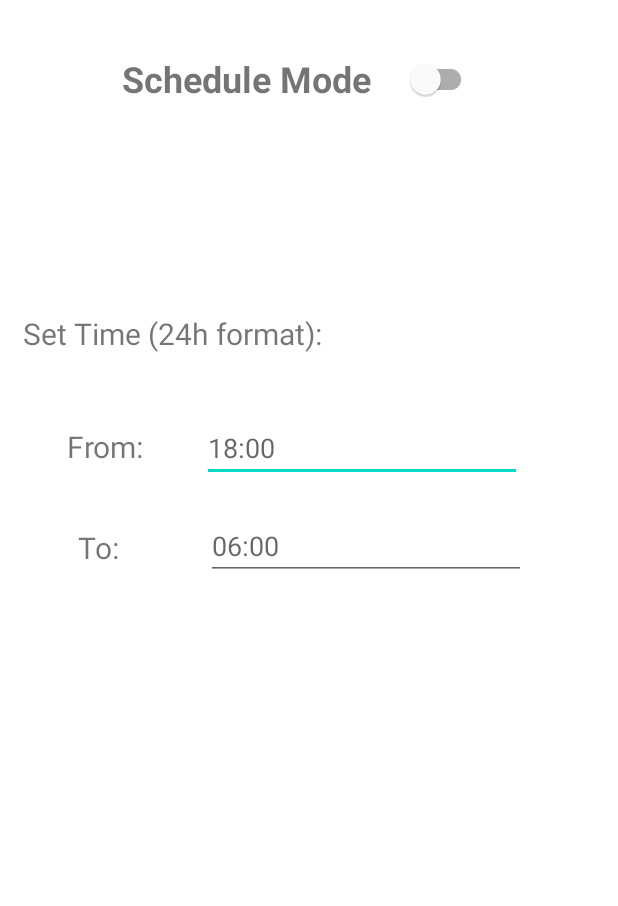
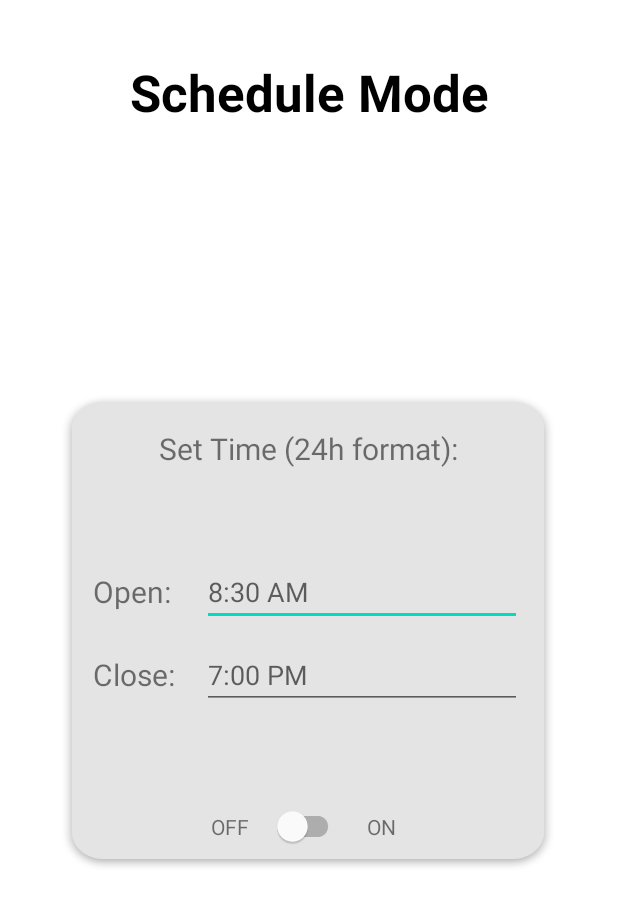
Before and after one commit to jkanagal/mobileapp, an Android app: the schedule_page screen opened directly, with no data from a screen before it, on a phone screen of 412 x 824 dp. Shown: the top 906 px of the screen. Run offline under Robolectric (Android 15) with nearby library versions, the phone set to English and light mode, and no system bars.

Commit message:
Finished schedule page.

```diff
--- a/MyApplication_smartblinds_updated/MyApplication_smartblinds/app/src/main/res/layout/activity_auto_page.xml
+++ b/MyApplication_smartblinds_updated/MyApplication_smartblinds/app/src/main/res/layout/activity_auto_page.xml
@@ -17,10 +17,9 @@
         android:textStyle="bold"
         app:layout_constraintBottom_toBottomOf="parent"
         app:layout_constraintEnd_toEndOf="parent"
-        app:layout_constraintHorizontal_bias="0.483"
         app:layout_constraintStart_toStartOf="parent"
         app:layout_constraintTop_toTopOf="parent"
-        app:layout_constraintVertical_bias="0.088" />
+        app:layout_constraintVertical_bias="0.05" />
 
     <ImageView
         android:id="@+id/imageView"
@@ -31,7 +30,7 @@
         app:layout_constraintHorizontal_bias="0.493"
         app:layout_constraintStart_toStartOf="parent"
         app:layout_constraintTop_toBottomOf="@+id/textView"
-        app:layout_constraintVertical_bias="0.092"
+        app:layout_constraintVertical_bias="0.168"
         app:srcCompat="@drawable/thermostat_icon_png" />
 
     <TextView
--- a/MyApplication_smartblinds_updated/MyApplication_smartblinds/app/src/main/res/layout/activity_schedule_page.xml
+++ b/MyApplication_smartblinds_updated/MyApplication_smartblinds/app/src/main/res/layout/activity_schedule_page.xml
@@ -4,97 +4,137 @@
     xmlns:tools="http://schemas.android.com/tools"
     android:layout_width="match_parent"
     android:layout_height="match_parent"
+    android:background="#FFFFFF"
     tools:context=".schedule_page">
+
+    <ImageView
+        android:id="@+id/imageView3"
+        android:layout_width="329dp"
+        android:layout_height="317dp"
+        android:adjustViewBounds="true"
+        android:scaleType="fitXY"
+        app:layout_constraintBottom_toBottomOf="parent"
+        app:layout_constraintEnd_toEndOf="parent"
+        app:layout_constraintHorizontal_bias="0.494"
+        app:layout_constraintStart_toStartOf="parent"
+        app:layout_constraintTop_toBottomOf="@+id/scheduleBanner"
+        app:layout_constraintVertical_bias="0.425"
+        app:srcCompat="@drawable/schedule_page_background" />
 
     <TextView
         android:id="@+id/scheduleBanner"
         android:layout_width="wrap_content"
         android:layout_height="wrap_content"
-        android:layout_marginTop="36dp"
         android:text="Schedule Mode"
         android:textAllCaps="false"
-        android:textSize="24sp"
+        android:textColor="#000000"
+        android:textSize="34sp"
         android:textStyle="bold"
+        app:layout_constraintBottom_toBottomOf="parent"
         app:layout_constraintEnd_toEndOf="parent"
-        app:layout_constraintHorizontal_bias="0.331"
         app:layout_constraintStart_toStartOf="parent"
-        app:layout_constraintTop_toTopOf="parent" />
+        app:layout_constraintTop_toTopOf="parent"
+        app:layout_constraintVertical_bias="0.05" />
 
     <com.google.android.material.switchmaterial.SwitchMaterial
         android:id="@+id/scheduleToggle"
         android:layout_width="wrap_content"
         android:layout_height="wrap_content"
-        android:layout_marginTop="40dp"
         android:text=""
-        app:layout_constraintBottom_toBottomOf="@+id/scheduleBanner"
+        app:layout_constraintBottom_toBottomOf="@+id/imageView3"
         app:layout_constraintEnd_toEndOf="parent"
-        app:layout_constraintHorizontal_bias="0.192"
-        app:layout_constraintStart_toEndOf="@+id/scheduleBanner"
-        app:layout_constraintTop_toTopOf="parent"
-        app:layout_constraintVertical_bias="0.6" />
+        app:layout_constraintHorizontal_bias="0.498"
+        app:layout_constraintStart_toStartOf="parent"
+        app:layout_constraintTop_toBottomOf="@+id/editToTime"
+        app:layout_constraintVertical_bias="0.899" />
 
     <TextView
         android:id="@+id/textView6"
         android:layout_width="wrap_content"
         android:layout_height="wrap_content"
-        android:layout_marginTop="140dp"
         android:text="@string/set_time_24h_format"
         android:textSize="20sp"
         android:textStyle="normal"
+        app:layout_constraintBottom_toBottomOf="parent"
         app:layout_constraintEnd_toEndOf="parent"
-        app:layout_constraintHorizontal_bias="0.073"
+        app:layout_constraintHorizontal_bias="0.497"
         app:layout_constraintStart_toStartOf="parent"
-        app:layout_constraintTop_toBottomOf="@+id/scheduleBanner" />
+        app:layout_constraintTop_toTopOf="@+id/imageView3"
+        app:layout_constraintVertical_bias="0.041" />
 
     <EditText
         android:id="@+id/editFromTime"
         android:layout_width="wrap_content"
         android:layout_height="wrap_content"
-        android:layout_marginTop="40dp"
         android:layout_marginEnd="64dp"
         android:ems="10"
+        android:hint="8:30 AM"
         android:inputType="time"
-        android:hint="@string/defaultFromTime"
+        app:layout_constraintBottom_toBottomOf="@+id/fromTimeBanner"
         app:layout_constraintEnd_toEndOf="parent"
-        app:layout_constraintTop_toBottomOf="@+id/textView6" />
+        app:layout_constraintTop_toTopOf="@+id/fromTimeBanner" />
 
     <TextView
         android:id="@+id/fromTimeBanner"
         android:layout_width="wrap_content"
         android:layout_height="wrap_content"
-        android:layout_marginTop="48dp"
+        android:layout_marginTop="68dp"
         android:layout_marginEnd="16dp"
-        android:text="From:"
+        android:text="Open:"
         android:textSize="20sp"
         android:textStyle="normal"
         app:layout_constraintEnd_toStartOf="@+id/editFromTime"
-        app:layout_constraintHorizontal_bias="0.661"
-        app:layout_constraintStart_toStartOf="parent"
+        app:layout_constraintHorizontal_bias="0.827"
+        app:layout_constraintStart_toStartOf="@+id/imageView3"
         app:layout_constraintTop_toBottomOf="@+id/textView6" />
 
     <TextView
         android:id="@+id/toTimeBanner"
         android:layout_width="wrap_content"
         android:layout_height="wrap_content"
-        android:layout_marginStart="52dp"
-        android:layout_marginTop="40dp"
-        android:text="To:"
+        android:layout_marginTop="28dp"
+        android:text="Close:"
         android:textSize="20sp"
         android:textStyle="normal"
-        app:layout_constraintStart_toStartOf="parent"
+        app:layout_constraintEnd_toEndOf="@+id/fromTimeBanner"
+        app:layout_constraintHorizontal_bias="0.0"
+        app:layout_constraintStart_toStartOf="@+id/fromTimeBanner"
         app:layout_constraintTop_toBottomOf="@+id/fromTimeBanner" />
 
     <EditText
         android:id="@+id/editToTime"
         android:layout_width="wrap_content"
         android:layout_height="wrap_content"
-        android:layout_marginStart="56dp"
-        android:layout_marginTop="20dp"
         android:ems="10"
+        android:hint="7:00 PM"
         android:inputType="time"
-        android:hint="@string/defaultToTime"
+        app:layout_constraintBottom_toBottomOf="@+id/toTimeBanner"
+        app:layout_constraintEnd_toEndOf="@+id/editFromTime"
+        app:layout_constraintStart_toStartOf="@+id/editFromTime"
+        app:layout_constraintTop_toTopOf="@+id/toTimeBanner" />
+
+    <TextView
+        android:id="@+id/textView3"
+        android:layout_width="wrap_content"
+        android:layout_height="wrap_content"
+        android:text="OFF"
+        app:layout_constraintBottom_toBottomOf="@+id/scheduleToggle"
+        app:layout_constraintEnd_toStartOf="@+id/scheduleToggle"
+        app:layout_constraintHorizontal_bias="0.901"
+        app:layout_constraintStart_toStartOf="parent"
+        app:layout_constraintTop_toTopOf="@+id/scheduleToggle"
+        app:layout_constraintVertical_bias="0.5" />
+
+    <TextView
+        android:id="@+id/textView5"
+        android:layout_width="wrap_content"
+        android:layout_height="wrap_content"
+        android:text="ON"
+        app:layout_constraintBottom_toBottomOf="@+id/scheduleToggle"
         app:layout_constraintEnd_toEndOf="parent"
-        app:layout_constraintHorizontal_bias="0.03"
-        app:layout_constraintStart_toEndOf="@+id/toTimeBanner"
-        app:layout_constraintTop_toBottomOf="@+id/editFromTime" />
+        app:layout_constraintHorizontal_bias="0.093"
+        app:layout_constraintStart_toEndOf="@+id/scheduleToggle"
+        app:layout_constraintTop_toTopOf="@+id/scheduleToggle"
+        app:layout_constraintVertical_bias="0.5" />
+
 </androidx.constraintlayout.widget.ConstraintLayout>
```
Also changed, not shown: MyApplication_smartblinds_updated/MyApplication_smartblinds/app/src/main/java/com/example/myapplication_smartblinds/BlindController.java (added, +78 -0 lines), MyApplication_smartblinds_updated/MyApplication_smartblinds/app/src/main/java/com/example/myapplication_smartblinds/manual_page.java (+3 -77 lines), MyApplication_smartblinds_updated/MyApplication_smartblinds/app/src/main/java/com/example/myapplication_smartblinds/schedule_page.java (+27 -37 lines), MyApplication_smartblinds_updated/MyApplication_smartblinds/app/src/main/res/drawable/schedule_page_background.png (added), 1 other file.
